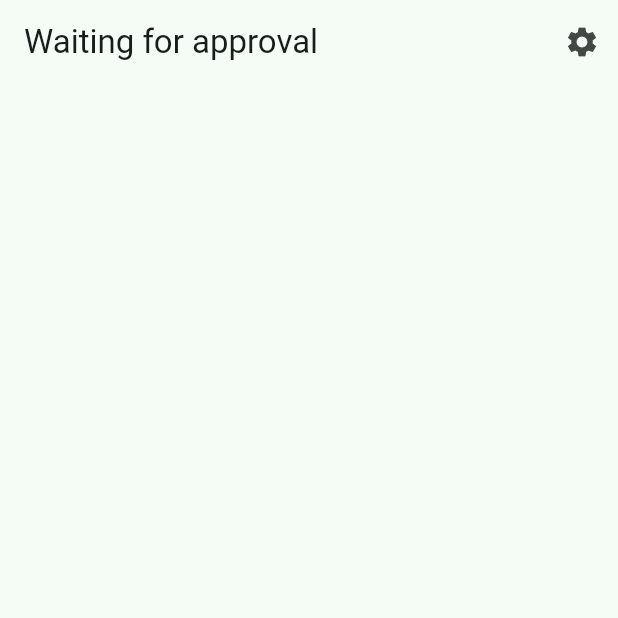
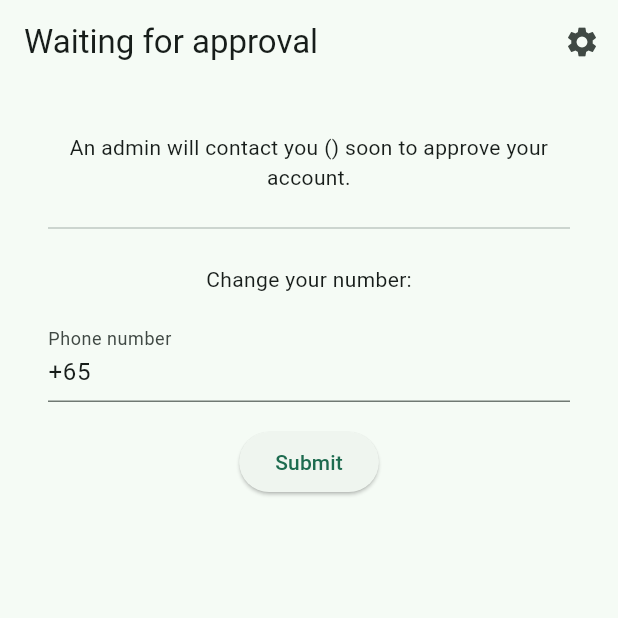
Before and after one commit to ValentinVignal/padelistas, a Flutter app: the screen it shows once a user with an empty profile is signed in, on a phone screen of 412 x 824 dp, the top half of it. Run offline on Flutter 3.47's test engine with Material 2 defaults, Android fonts, the phone set to English and light mode, and no system bars; our stand-ins replace cloud_firestore, firebase_auth, firebase_core, flutter_riverpod, freezed_annotation, go_router and 2 more; missing offline and left inert: animated_collection; accounts and stored records are empty; generated files the repository leaves out were written again; statements that could not run were skipped.

Commit message:
:sparkles: Waiting for approval screen

```diff
--- a/lib/screens/waiting_for_approval/waiting_for_approval_screen.dart
+++ b/lib/screens/waiting_for_approval/waiting_for_approval_screen.dart
@@ -1,17 +1,95 @@
+import 'package:cloud_firestore/cloud_firestore.dart';
 import 'package:flutter/material.dart';
+import 'package:flutter_riverpod/flutter_riverpod.dart';
 
+import '../../services/auth_user_notifier.dart';
+import '../../services/user_notifier.dart';
+import '../../utils/iterable_extension.dart';
+import '../../widgets/phone_number_form_field.dart';
 import '../settings/settings_button.dart';
 
-class WaitingForApprovalScreen extends StatelessWidget {
+class WaitingForApprovalScreen extends ConsumerStatefulWidget {
   const WaitingForApprovalScreen({super.key});
 
   @override
+  ConsumerState<WaitingForApprovalScreen> createState() =>
+      _WaitingForApprovalScreenState();
+}
+
+class _WaitingForApprovalScreenState
+    extends ConsumerState<WaitingForApprovalScreen> {
+  final _phoneNumberController = TextEditingController(text: '+65');
+
+  @override
+  void dispose() {
+    _phoneNumberController.dispose();
+    super.dispose();
+  }
+
+  final _formKey = GlobalKey<FormState>();
+
+  Future<void> _submit() async {
+    if (!_formKey.currentState!.validate()) return;
+    await FirebaseFirestore.instance
+        .collection('users')
+        .doc(authUserNotifier.value!.uid)
+        .update({'phoneNumber': _phoneNumberController.text});
+    if (!context.mounted) return;
+    ScaffoldMessenger.of(context).showSnackBar(
+      const SnackBar(
+        content: Text('Submitted'),
+      ),
+    );
+  }
+
+  @override
   Widget build(BuildContext context) {
+    final user = ref.watch(loggedInUserProvider);
+    final phoneNumber = user.value?.phoneNumber;
+    final String phoneNumberText;
+    if (phoneNumber == null) {
+      phoneNumberText = '';
+    } else {
+      phoneNumberText = ' ($phoneNumber)';
+    }
+
+    ref.listen(loggedInUserProvider, (previous, next) {
+      if (previous?.value?.phoneNumber != next.value?.phoneNumber) {
+        _phoneNumberController.text = next.value?.phoneNumber ?? '';
+      }
+    });
+
     return Scaffold(
       appBar: AppBar(
         title: const Text('Waiting for approval'),
         actions: const [SettingsButton()],
       ),
+      body: Form(
+        key: _formKey,
+        child: ListView(
+          padding: const EdgeInsets.symmetric(horizontal: 32),
+          children: [
+            const SizedBox(height: 16),
+            Center(
+              child: Text(
+                'An admin will contact you$phoneNumberText soon to approve your account.',
+                textAlign: TextAlign.center,
+              ),
+            ),
+            const Divider(),
+            const Center(
+              child: Text('Change your number:'),
+            ),
+            PhoneNumberFormField(phoneNumberController: _phoneNumberController),
+            Center(
+              child: ElevatedButton(
+                onPressed: _submit,
+                child: const Text('Submit'),
+              ),
+            ),
+          ].separated(const SizedBox(height: 16)).toList(),
+        ),
+      ),
     );
   }
 }
--- /dev/null
+++ b/lib/widgets/phone_number_form_field.dart
@@ -0,0 +1,33 @@
+import 'package:flutter/material.dart';
+import 'package:flutter/services.dart';
+
+class PhoneNumberFormField extends StatelessWidget {
+  const PhoneNumberFormField({
+    super.key,
+    required TextEditingController phoneNumberController,
+  }) : _phoneNumberController = phoneNumberController;
+
+  final TextEditingController _phoneNumberController;
+
+  @override
+  Widget build(BuildContext context) {
+    return TextFormField(
+      decoration: const InputDecoration(label: Text('Phone number')),
+      controller: _phoneNumberController,
+      inputFormatters: [
+        FilteringTextInputFormatter.allow(RegExp(r'(\+|[0-9])')),
+      ],
+      validator: (value) {
+        if (value?.isEmpty ?? true) {
+          return 'Mandatory field';
+        }
+        if (!_phoneNumberRegExp.hasMatch(value!)) {
+          return 'Phone number not valid';
+        }
+        return null;
+      },
+    );
+  }
+}
+
+final _phoneNumberRegExp = RegExp(r'^\+?[0-9]{6,15}$');
```
Also changed, not shown: lib/screens/set_up_profile/set_up_profile_screen.dart (+4 -19 lines), 1 other file.
